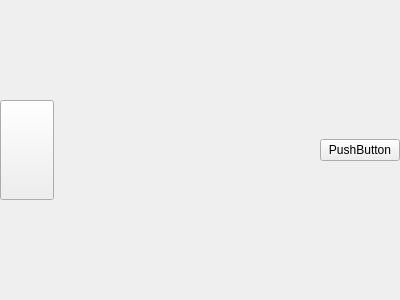
The window that sets-view.ui (GeorgesStavracas/Virtaus-old) describes before a commit, drawn with Qt 5.
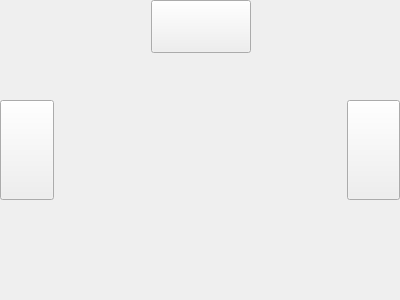
The same window after the commit. Icons and pictures are not drawn. Custom widgets are drawn as their Qt base class.

Diff of the .ui file:
```diff
--- a/sets-view.ui
+++ b/sets-view.ui
@@ -14,7 +14,8 @@
    <string>Form</string>
   </property>
   <property name="styleSheet">
-   <string notr="true">#collectionInfoButton {
+   <string notr="true">/* Collection info button (left)*/
+#collectionInfoButton {
 	border-image: url(:/virtaus/images/resources/buttons/half_button_right.png);
 	text-align: left;
 	padding-left: 5px;
@@ -30,7 +31,44 @@
 	border-image: url(:/virtaus/images/resources/buttons/half_button_pressed_right.png);
 	text-align: left;
 	padding-left: 5px;
-}</string>
+}
+
+
+/* Collections button (top) */
+#collectionsButton {
+	border-image: url(:/virtaus/images/resources/buttons/half_button_bottom.png);
+	text-align: center;
+}
+
+#collectionsButton:hover {
+	border-image: url(:/virtaus/images/resources/buttons/half_button_hover_bottom.png);
+	text-align: center;
+}
+
+#collectionsButton:pressed {
+	border-image: url(:/virtaus/images/resources/buttons/half_button_pressed_bottom.png);
+	text-align: center;
+}
+
+/* Categories button (right) */
+#categoriesButton {
+	border-image: url(:/virtaus/images/resources/buttons/half_button_left.png);
+	text-align: right;
+	padding-right: 5px;
+}
+
+#categoriesButton:hover {
+	border-image: url(:/virtaus/images/resources/buttons/half_button_hover_left.png);
+	text-align: right;
+	padding-right: 5px;
+}
+
+#categoriesButton:pressed {
+	border-image: url(:/virtaus/images/resources/buttons/half_button_pressed_left.png);
+	text-align: right;
+	padding-right: 5px;
+}
+</string>
   </property>
   <layout class="QGridLayout" name="gridLayout">
    <property name="leftMargin">
@@ -45,7 +83,68 @@
    <property name="bottomMargin">
     <number>0</number>
    </property>
-   <item row="0" column="0">
+   <property name="spacing">
+    <number>20</number>
+   </property>
+   <item row="0" column="2">
+    <widget class="QPushButton" name="collectionsButton">
+     <property name="minimumSize">
+      <size>
+       <width>100</width>
+       <height>53</height>
+      </size>
+     </property>
+     <property name="text">
+      <string/>
+     </property>
+    </widget>
+   </item>
+   <item row="0" column="3">
+    <spacer name="hspacer2">
+     <property name="orientation">
+      <enum>Qt::Horizontal</enum>
+     </property>
+     <property name="sizeHint" stdset="0">
+      <size>
+       <width>40</width>
+       <height>20</height>
+      </size>
+     </property>
+    </spacer>
+   </item>
+   <item row="0" column="1">
+    <spacer name="hspacer">
+     <property name="orientation">
+      <enum>Qt::Horizontal</enum>
+     </property>
+     <property name="sizeHint" stdset="0">
+      <size>
+       <width>40</width>
+       <height>20</height>
+      </size>
+     </property>
+    </spacer>
+   </item>
+   <item row="1" column="1" colspan="3">
+    <widget class="CoverArtWidget" name="cover" native="true"/>
+   </item>
+   <item row="2" column="1" colspan="3">
+    <spacer name="verticalSpacer">
+     <property name="orientation">
+      <enum>Qt::Vertical</enum>
+     </property>
+     <property name="sizeType">
+      <enum>QSizePolicy::Fixed</enum>
+     </property>
+     <property name="sizeHint" stdset="0">
+      <size>
+       <width>20</width>
+       <height>53</height>
+      </size>
+     </property>
+    </spacer>
+   </item>
+   <item row="0" column="0" rowspan="3">
     <widget class="QPushButton" name="collectionInfoButton">
      <property name="minimumSize">
       <size>
@@ -65,10 +164,13 @@
      </property>
     </widget>
    </item>
-   <item row="0" column="2">
-    <widget class="QPushButton" name="productManagerButton">
-     <property name="text">
-      <string>PushButton</string>
+   <item row="0" column="4" rowspan="3">
+    <widget class="QPushButton" name="categoriesButton">
+     <property name="minimumSize">
+      <size>
+       <width>53</width>
+       <height>100</height>
+      </size>
      </property>
     </widget>
    </item>
@@ -91,6 +193,14 @@
    </item>
   </layout>
  </widget>
+ <customwidgets>
+  <customwidget>
+   <class>CoverArtWidget</class>
+   <extends>QWidget</extends>
+   <header>widgets/cover-art-widget.h</header>
+   <container>1</container>
+  </customwidget>
+ </customwidgets>
  <resources>
   <include location="resources.qrc"/>
  </resources>
```
Left out of the diff: 54 changed lines with no effect on the pictures.
